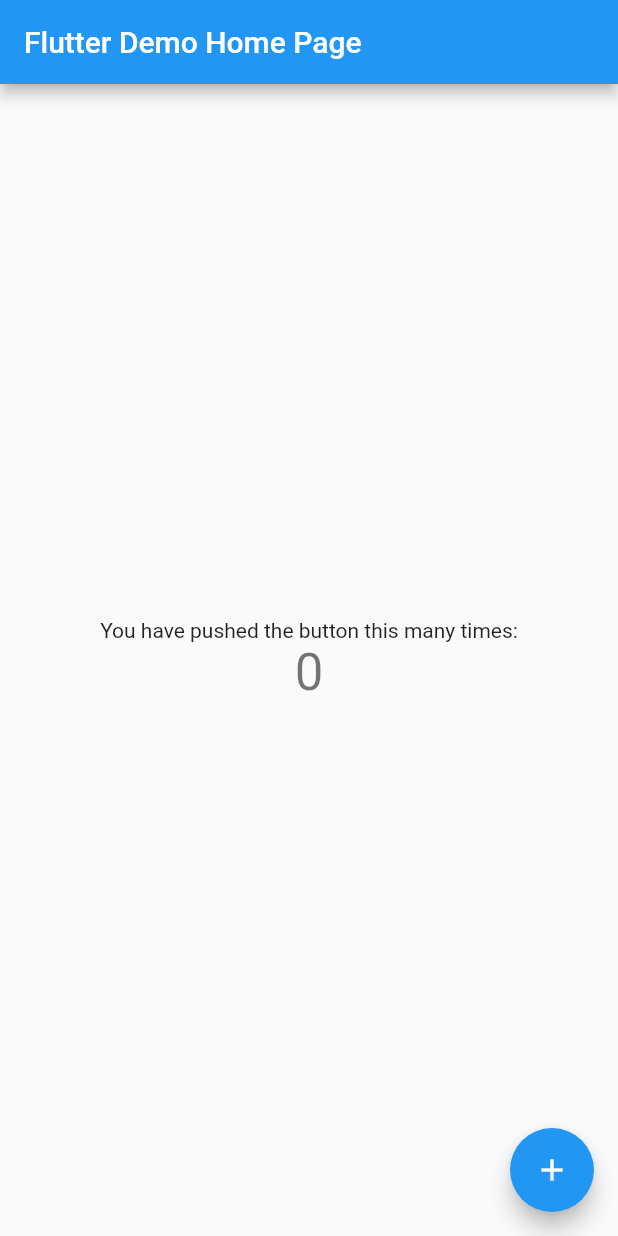
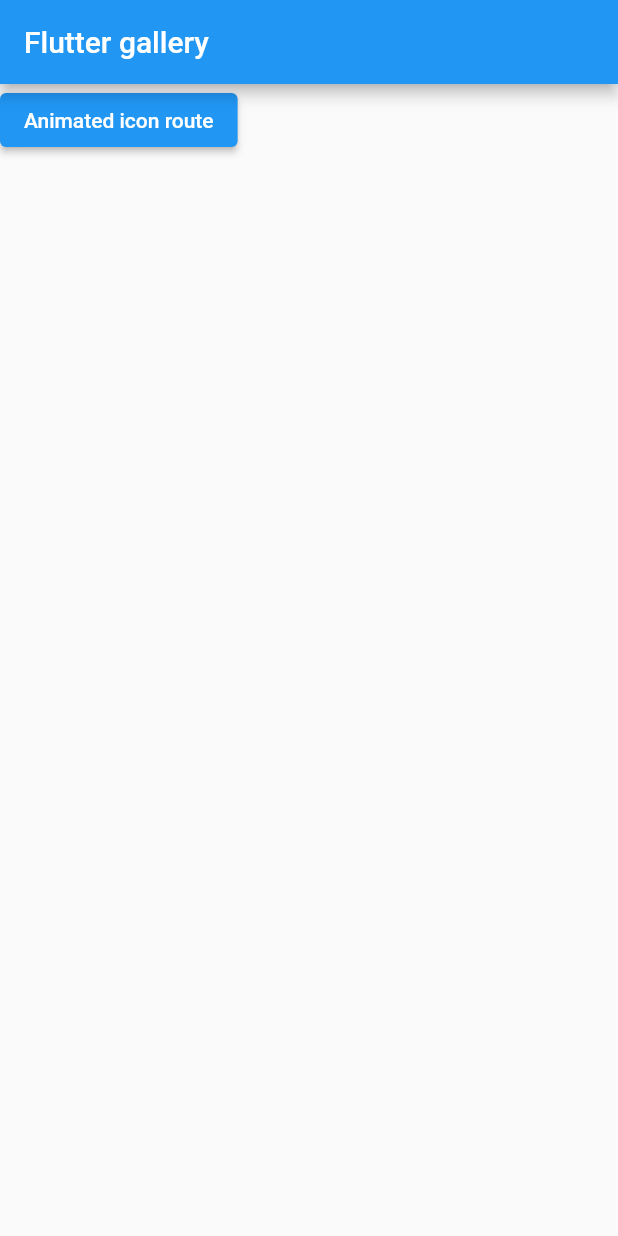
Before and after one commit to jargalbat/flutter_gallery, a Flutter app: the screen it shows after launch, on a phone screen of 412 x 824 dp. Run offline on Flutter 3.47's test engine with Material 2 defaults, Android fonts, the phone set to English and light mode, and no system bars.

Commit message:
added animated icon

```diff
--- a/lib/main.dart
+++ b/lib/main.dart
@@ -1,4 +1,5 @@
 import 'package:flutter/material.dart';
+import 'package:flutter_gallery/ui/home/home_route.dart';
 
 void main() {
   runApp(const MyApp());
@@ -13,103 +14,9 @@
     return MaterialApp(
       title: 'Flutter Demo',
       theme: ThemeData(
-        // This is the theme of your application.
-        //
-        // Try running your application with "flutter run". You'll see the
-        // application has a blue toolbar. Then, without quitting the app, try
-        // changing the primarySwatch below to Colors.green and then invoke
-        // "hot reload" (press "r" in the console where you ran "flutter run",
-        // or simply save your changes to "hot reload" in a Flutter IDE).
-        // Notice that the counter didn't reset back to zero; the application
-        // is not restarted.
         primarySwatch: Colors.blue,
       ),
-      home: const MyHomePage(title: 'Flutter Demo Home Page'),
+      home: const HomeRoute(),
     );
   }
 }
-
-class MyHomePage extends StatefulWidget {
-  const MyHomePage({Key? key, required this.title}) : super(key: key);
-
-  // This widget is the home page of your application. It is stateful, meaning
-  // that it has a State object (defined below) that contains fields that affect
-  // how it looks.
-
-  // This class is the configuration for the state. It holds the values (in this
-  // case the title) provided by the parent (in this case the App widget) and
-  // used by the build method of the State. Fields in a Widget subclass are
-  // always marked "final".
-
-  final String title;
-
-  @override
-  State<MyHomePage> createState() => _MyHomePageState();
-}
-
-class _MyHomePageState extends State<MyHomePage> {
-  int _counter = 0;
-
-  void _incrementCounter() {
-    setState(() {
-      // This call to setState tells the Flutter framework that something has
-      // changed in this State, which causes it to rerun the build method below
-      // so that the display can reflect the updated values. If we changed
-      // _counter without calling setState(), then the build method would not be
-      // called again, and so nothing would appear to happen.
-      _counter++;
-    });
-  }
-
-  @override
-  Widget build(BuildContext context) {
-    // This method is rerun every time setState is called, for instance as done
-    // by the _incrementCounter method above.
-    //
-    // The Flutter framework has been optimized to make rerunning build methods
-    // fast, so that you can just rebuild anything that needs updating rather
-    // than having to individually change instances of widgets.
-    return Scaffold(
-      appBar: AppBar(
-        // Here we take the value from the MyHomePage object that was created by
-        // the App.build method, and use it to set our appbar title.
-        title: Text(widget.title),
-      ),
-      body: Center(
-        // Center is a layout widget. It takes a single child and positions it
-        // in the middle of the parent.
-        child: Column(
-          // Column is also a layout widget. It takes a list of children and
-          // arranges them vertically. By default, it sizes itself to fit its
-          // children horizontally, and tries to be as tall as its parent.
-          //
-          // Invoke "debug painting" (press "p" in the console, choose the
-          // "Toggle Debug Paint" action from the Flutter Inspector in Android
-          // Studio, or the "Toggle Debug Paint" command in Visual Studio Code)
-          // to see the wireframe for each widget.
-          //
-          // Column has various properties to control how it sizes itself and
-          // how it positions its children. Here we use mainAxisAlignment to
-          // center the children vertically; the main axis here is the vertical
-          // axis because Columns are vertical (the cross axis would be
-          // horizontal).
-          mainAxisAlignment: MainAxisAlignment.center,
-          children: <Widget>[
-            const Text(
-              'You have pushed the button this many times:',
-            ),
-            Text(
-              '$_counter',
-              style: Theme.of(context).textTheme.headline4,
-            ),
-          ],
-        ),
-      ),
-      floatingActionButton: FloatingActionButton(
-        onPressed: _incrementCounter,
-        tooltip: 'Increment',
-        child: const Icon(Icons.add),
-      ), // This trailing comma makes auto-formatting nicer for build methods.
-    );
-  }
-}
--- /dev/null
+++ b/lib/ui/home/home_route.dart
@@ -0,0 +1,34 @@
+import 'package:flutter/material.dart';
+import 'package:flutter_gallery/ui/animated_icon_route.dart';
+
+class HomeRoute extends StatefulWidget {
+  const HomeRoute({Key? key}) : super(key: key);
+
+  @override
+  _HomeRouteState createState() => _HomeRouteState();
+}
+
+class _HomeRouteState extends State<HomeRoute> {
+  @override
+  Widget build(BuildContext context) {
+    return Scaffold(
+      appBar: AppBar(
+        title: const Text('Flutter gallery'),
+      ),
+      body: Column(
+        children: [
+          ElevatedButton(
+            onPressed: () {
+              Navigator.push(context, MaterialPageRoute(builder: (_) => const AnimatedIconRoute()));
+            },
+            child: const Text('Animated icon route'),
+          ),
+
+          //   ElevatedButton(onPressed: () {
+          // Navigator.pushNamed(context, MaterialPageRoute(builder: (_) =>AnimatedIconRoute() )),),
+          // AnimatedIconRout        }, child: const Text('Animated icon'),),
+        ],
+      ),
+    );
+  }
+}
```
Also changed, not shown: lib/ui/animated_icon_route.dart (added, +139 -0 lines).
